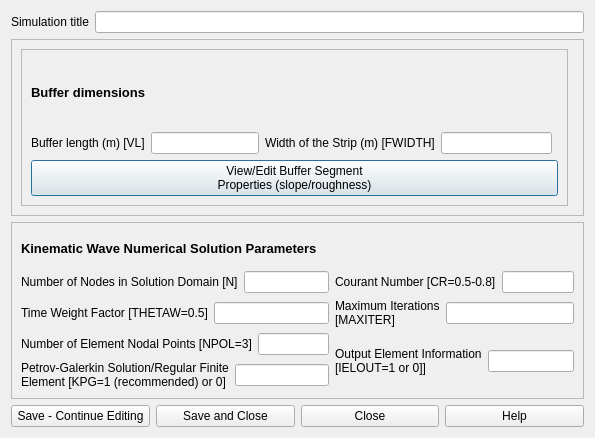
Before: the Qt Designer form ui/overland_flow.ui in Inigobarbe/VFSMOD-GUI, drawn with Qt 5.
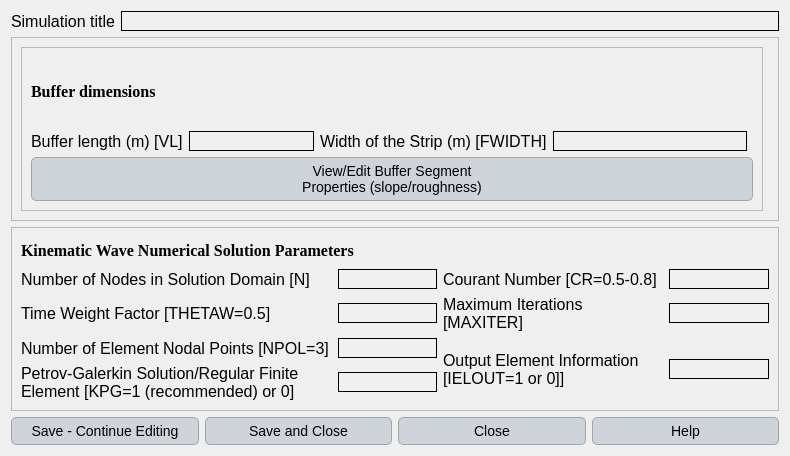
After: the same form once the commit is applied.

```diff
--- a/ui/overland_flow.ui
+++ b/ui/overland_flow.ui
@@ -6,13 +6,116 @@
    <rect>
     <x>0</x>
     <y>0</y>
-    <width>595</width>
-    <height>438</height>
+    <width>790</width>
+    <height>456</height>
    </rect>
   </property>
   <property name="windowTitle">
    <string>Dialog</string>
   </property>
+  <property name="styleSheet">
+   <string notr="true">QLabel {
+    font-family: 'Georgia'; /* Cambiar la fuente a Georgia */
+    font-size: 16px; /* Cambiar el tamaño de la fuente */
+    color: #000000; /* Color del texto (blanco) */
+}
+
+QLineEdit {
+    font-family: 'Georgia'; /* Cambiar la fuente a Georgia */
+    font-size: 14px; /* Cambiar el tamaño de la fuente */
+    color: #000000; /* Color del texto (blanco) */
+    background-color: #f0f0f0; /* Color de fondo del QLineEdit */
+    border: 1px solid #000000; /* Borde blanco */
+}
+
+QComboBox {
+    font-family: 'Georgia'; /* Cambiar la fuente a Georgia */
+    font-size: 14px; /* Cambiar el tamaño de la fuente */
+    color: #000000; /* Color del texto (blanco) */
+    background-color: #cfd4da; /* Fondo oscuro del ComboBox */
+}
+
+QRadioButton {
+    font-family: 'Georgia'; /* Cambiar la fuente a Georgia */
+    font-size: 14px; /* Cambiar el tamaño de la fuente */
+    color: #000000; /* Color del texto (blanco) */
+}
+
+QCheckBox {
+    font-family: 'Georgia'; /* Cambiar la fuente a Georgia */
+    font-size: 14px; /* Cambiar el tamaño de la fuente */
+    color: #000000; /* Color del texto (blanco) */
+}
+
+/* Cambiar la fuente y estilo de los QPushButton */
+QPushButton {
+    font-family: 'Georgia'; /* Cambiar la fuente */
+    font-size: 14px; /* Cambiar el tamaño de la fuente */
+    color: #000000; /* Color del texto negro */
+    background-color: #cfd4da; /* Fondo gris claro */
+    border: 1px solid #a1a6ad; /* Borde gris medio */
+    border-radius: 5px; /* Bordes redondeados */
+    padding: 5px; /* Espaciado interno */
+}
+
+/* Estilo cuando el ratón pasa sobre el botón */
+QPushButton:hover {
+    color: #000000; /* Mantener el texto negro */
+    background-color: #b7bcc3; /* Fondo gris un poco más oscuro al pasar el mouse */
+}
+
+/* Estilo cuando el botón está presionado */
+QPushButton:pressed {
+    background-color: #a6acb3; /* Fondo ligeramente más oscuro al presionar */
+    color: #000000; /* Mantener el texto negro cuando se presiona */
+}
+
+
+
+/* Estilo general para QTableWidget y QTableView */
+QTableWidget, QTableView {
+    font-family: 'Georgia'; /* Cambiar la fuente a Georgia */
+    font-size: 14px; /* Tamaño de la fuente */
+    color: #000000; /* Color del texto negro */
+    background-color: #e6e9ed; /* Fondo gris claro para la tabla */
+    gridline-color: #a1a6ad; /* Color de las líneas de la tabla (gris medio) */
+    selection-background-color: #b7bcc3; /* Color de fondo cuando se selecciona una celda (gris suave) */
+    selection-color: #000000; /* Color del texto cuando la celda está seleccionada (negro) */
+}
+
+/* Estilo para el encabezado horizontal de la tabla */
+QHeaderView::section {
+    font-family: 'Georgia'; /* Cambiar la fuente a Georgia */
+    font-size: 14px; /* Tamaño de la fuente */
+    color: #000000; /* Color del texto negro */
+    background-color: #cfd4da; /* Fondo gris claro del encabezado */
+    border: 1px solid #a1a6ad; /* Borde gris medio entre las secciones */
+    padding: 4px; /* Espaciado interno en el encabezado */
+}
+
+/* Estilo para las celdas de la tabla al pasar el mouse */
+QTableWidget::item:hover, QTableView::item:hover {
+    background-color: #b7bcc3; /* Fondo gris suave al pasar el mouse */
+    color: #000000; /* Mantener el texto negro */
+}
+
+/* Estilo para las celdas cuando están seleccionadas */
+QTableWidget::item:selected, QTableView::item:selected {
+    background-color: #a6acb3; /* Fondo gris intermedio cuando está seleccionado */
+    color: #000000; /* Texto negro cuando está seleccionado */
+}
+
+/* Ajustar el tamaño de las celdas */
+QTableWidget::item, QTableView::item {
+    padding: 4px; /* Espaciado interno de las celdas */
+}
+
+/* Estilo para el borde inferior de la tabla */
+QTableCornerButton::section {
+    background-color: #cfd4da; /* Fondo del botón de esquina */
+    border: 1px solid #a1a6ad; /* Borde gris medio del botón de esquina */
+}</string>
+  </property>
   <layout class="QGridLayout" name="gridLayout_4">
    <item row="1" column="0">
     <widget class="QFrame" name="frame">
@@ -52,7 +155,11 @@
               </widget>
              </item>
              <item>
-              <widget class="QLineEdit" name="length"/>
+              <widget class="QLineEdit" name="length">
+               <property name="alignment">
+                <set>Qt::AlignCenter</set>
+               </property>
+              </widget>
              </item>
             </layout>
            </item>
@@ -64,7 +171,11 @@
             </widget>
            </item>
            <item>
-            <widget class="QLineEdit" name="width"/>
+            <widget class="QLineEdit" name="width">
+             <property name="alignment">
+              <set>Qt::AlignCenter</set>
+             </property>
+            </widget>
            </item>
           </layout>
          </item>
@@ -72,7 +183,8 @@
           <widget class="QLabel" name="label_12">
            <property name="font">
             <font>
-             <pointsize>10</pointsize>
+             <family>Georgia</family>
+             <pointsize>-1</pointsize>
              <weight>75</weight>
              <bold>true</bold>
             </font>
@@ -111,13 +223,23 @@
        <layout class="QHBoxLayout" name="horizontalLayout_8">
         <item>
          <widget class="QLabel" name="label_8">
+          <property name="minimumSize">
+           <size>
+            <width>220</width>
+            <height>0</height>
+           </size>
+          </property>
           <property name="text">
            <string>Courant Number [CR=0.5-0.8]</string>
           </property>
          </widget>
         </item>
         <item>
-         <widget class="QLineEdit" name="courant"/>
+         <widget class="QLineEdit" name="courant">
+          <property name="alignment">
+           <set>Qt::AlignCenter</set>
+          </property>
+         </widget>
         </item>
        </layout>
       </item>
@@ -125,6 +247,12 @@
        <layout class="QHBoxLayout" name="horizontalLayout_7">
         <item>
          <widget class="QLabel" name="label_7">
+          <property name="minimumSize">
+           <size>
+            <width>311</width>
+            <height>0</height>
+           </size>
+          </property>
           <property name="text">
            <string>Petrov-Galerkin Solution/Regular Finite
 Element [KPG=1 (recommended) or 0]</string>
@@ -132,7 +260,11 @@
          </widget>
         </item>
         <item>
-         <widget class="QLineEdit" name="petrov"/>
+         <widget class="QLineEdit" name="petrov">
+          <property name="alignment">
+           <set>Qt::AlignCenter</set>
+          </property>
+         </widget>
         </item>
        </layout>
       </item>
@@ -140,13 +272,23 @@
        <layout class="QHBoxLayout" name="horizontalLayout_4">
         <item>
          <widget class="QLabel" name="label_4">
+          <property name="minimumSize">
+           <size>
+            <width>311</width>
+            <height>0</height>
+           </size>
+          </property>
           <property name="text">
            <string>Number of Nodes in Solution Domain [N]</string>
           </property>
          </widget>
         </item>
         <item>
-         <widget class="QLineEdit" name="nodes"/>
+         <widget class="QLineEdit" name="nodes">
+          <property name="alignment">
+           <set>Qt::AlignCenter</set>
+          </property>
+         </widget>
         </item>
        </layout>
       </item>
@@ -154,13 +296,23 @@
        <layout class="QHBoxLayout" name="horizontalLayout_6">
         <item>
          <widget class="QLabel" name="label_6">
+          <property name="minimumSize">
+           <size>
+            <width>311</width>
+            <height>0</height>
+           </size>
+          </property>
           <property name="text">
            <string>Number of Element Nodal Points [NPOL=3]</string>
           </property>
          </widget>
         </item>
         <item>
-         <widget class="QLineEdit" name="nodal"/>
+         <widget class="QLineEdit" name="nodal">
+          <property name="alignment">
+           <set>Qt::AlignCenter</set>
+          </property>
+         </widget>
         </item>
        </layout>
       </item>
@@ -168,6 +320,12 @@
        <layout class="QHBoxLayout" name="horizontalLayout_11">
         <item>
          <widget class="QLabel" name="label_11">
+          <property name="minimumSize">
+           <size>
+            <width>220</width>
+            <height>0</height>
+           </size>
+          </property>
           <property name="text">
            <string>Output Element Information 
 [IELOUT=1 or 0]]</string>
@@ -175,7 +333,11 @@
          </widget>
         </item>
         <item>
-         <widget class="QLineEdit" name="output"/>
+         <widget class="QLineEdit" name="output">
+          <property name="alignment">
+           <set>Qt::AlignCenter</set>
+          </property>
+         </widget>
         </item>
        </layout>
       </item>
@@ -183,13 +345,23 @@
        <layout class="QHBoxLayout" name="horizontalLayout_5">
         <item>
          <widget class="QLabel" name="label_5">
+          <property name="minimumSize">
+           <size>
+            <width>311</width>
+            <height>0</height>
+           </size>
+          </property>
           <property name="text">
            <string>Time Weight Factor [THETAW=0.5]</string>
           </property>
          </widget>
         </item>
         <item>
-         <widget class="QLineEdit" name="time"/>
+         <widget class="QLineEdit" name="time">
+          <property name="alignment">
+           <set>Qt::AlignCenter</set>
+          </property>
+         </widget>
         </item>
        </layout>
       </item>
@@ -197,6 +369,12 @@
        <layout class="QHBoxLayout" name="horizontalLayout_9">
         <item>
          <widget class="QLabel" name="label_9">
+          <property name="minimumSize">
+           <size>
+            <width>220</width>
+            <height>0</height>
+           </size>
+          </property>
           <property name="text">
            <string>Maximum Iterations
 [MAXITER]</string>
@@ -204,7 +382,11 @@
          </widget>
         </item>
         <item>
-         <widget class="QLineEdit" name="maximum"/>
+         <widget class="QLineEdit" name="maximum">
+          <property name="alignment">
+           <set>Qt::AlignCenter</set>
+          </property>
+         </widget>
         </item>
        </layout>
       </item>
@@ -212,7 +394,8 @@
        <widget class="QLabel" name="label_13">
         <property name="font">
          <font>
-          <pointsize>10</pointsize>
+          <family>Georgia</family>
+          <pointsize>-1</pointsize>
           <weight>75</weight>
           <bold>true</bold>
          </font>
```
